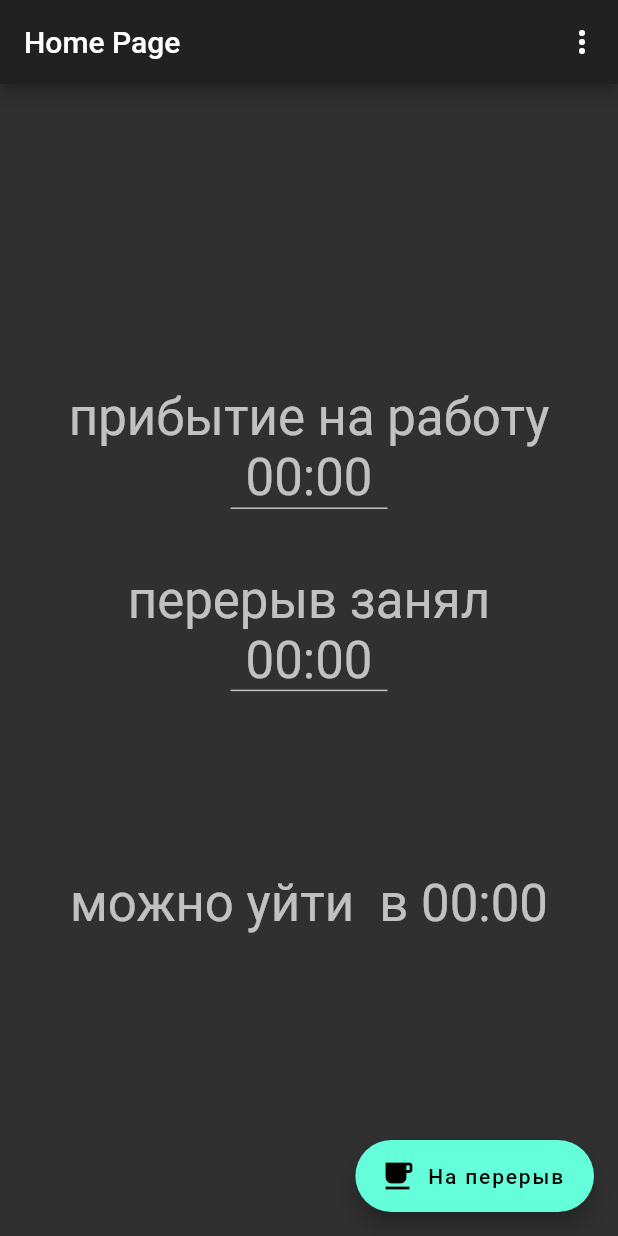
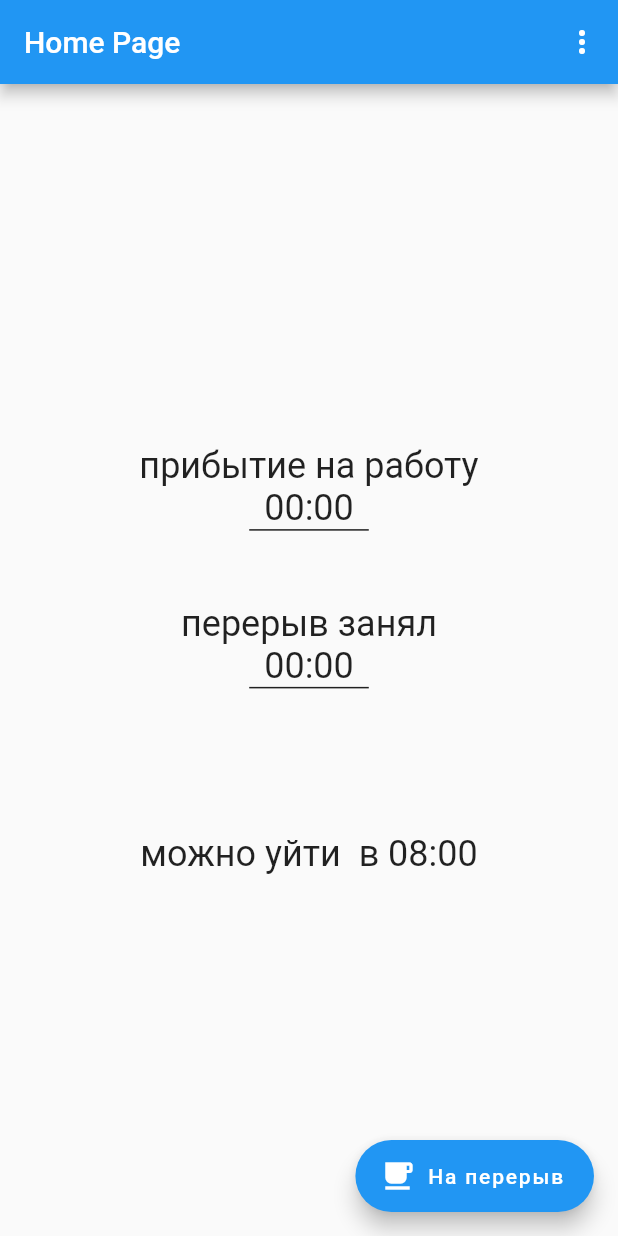
Before and after one commit to Mapkn3/when_home, a Flutter app: the screen it shows after launch, after a tap on "На перерыв", after a tap on "К работе", on a phone screen of 412 x 824 dp. Run offline on Flutter 3.47's test engine with Material 2 defaults, Android fonts, the phone set to English and light mode, and no system bars; our stand-ins replace get_it, shared_preferences.

Commit message:
Some improvements

```diff
--- /dev/null
+++ b/lib/date_time_interval.dart
@@ -0,0 +1,13 @@
+class DateTimeInterval {
+  DateTime begin;
+  DateTime end;
+
+  DateTimeInterval({this.begin, this.end});
+
+  DateTimeInterval.fromJson(Map<String, dynamic> json)
+      : begin = DateTime.tryParse(json['begin']),
+        end = DateTime.tryParse(json['end']);
+
+  Map<String, dynamic> toJson() =>
+      {'begin': begin.toString(), 'end': end.toString()};
+}
--- a/lib/main.dart
+++ b/lib/main.dart
@@ -24,7 +24,7 @@ class MyApp extends StatelessWidget {
       title: 'When home',
       theme: ThemeData.light(),
       darkTheme: ThemeData.dark(),
-      themeMode: ThemeMode.dark,
+      themeMode: ThemeMode.light,
       home: MyHomePage(title: 'Home Page'),
     );
   }
@@ -44,7 +44,7 @@ class _MyHomePageState extends State<MyHomePage> {
   bool isWork = true;
   SharedPreferences prefs = GetIt.I.get<SharedPreferences>();
 
-  void loadTimesheet() {
+  Timesheet loadTimesheet() {
     DateTime date = DateTime.now();
     DateTime defaultArrivalTime = DateTime(date.year, date.month, date.day);
     String timesheetJson = prefs.getString('timesheet') ??
@@ -54,41 +54,35 @@ class _MyHomePageState extends State<MyHomePage> {
         "lunchTimes": []
       }''';
     Map timesheetMap = jsonDecode(timesheetJson);
-    timesheet = Timesheet.fromJson(timesheetMap);
+    return Timesheet.fromJson(timesheetMap);
   }
 
   void saveTimesheet() {
     prefs.setString('timesheet', jsonEncode(timesheet));
   }
 
-  @override
-  Widget build(BuildContext context) {
-    TextStyle mainTextStyle = Theme.of(context).textTheme.display1;
-    TextStyle buttonTextStyle =
-        Theme.of(context).textTheme.button.copyWith(fontSize: 16);
-    loadTimesheet();
+  void validateTimesheet(Timesheet timesheet) {
+    var now = DateTime.now();
+    var departureTime =
+        timesheet.arrivalTime.add(timesheet.getTotalLunchTime());
+    if (now.difference(timesheet.arrivalTime).inDays > 0 &&
+        now.isAfter(departureTime)) {
+      timesheet.arrivalTime = now;
+      timesheet.lastLunchStartTime = null;
+      timesheet.lunchTimes = [];
+    }
+  }
 
-    DateTime departureDateTime =
-        timesheet.arrivalTime.add(timesheet.getTotalLunchTime());
-    int dayOverflow =
-        departureDateTime.difference(timesheet.arrivalTime).inDays;
-
-    return Scaffold(
-      appBar: AppBar(
-        title: Text(widget.title),
-        actions: <Widget>[
-          PopupMenuButton<String>(
+  Widget getPopupMenuButton() {
+    return PopupMenuButton<String>(
         onSelected: (String result) {
           switch (result) {
             case '_PopupMenuItem_SetWorkDayDuration':
               getTimeFromModalBottomSheet(context,
-                            initTime: TimeOfDay(
-                                hour: timesheet.workDuration.inHours,
-                                minute: timesheet.workDuration.inMinutes))
+                      initTime: toTimeOfDay(timesheet.workDuration))
                   .then((TimeOfDay time) {
                 setState(() {
-                        timesheet.workDuration =
-                            Duration(hours: time.hour, minutes: time.minute);
+                  timesheet.workDuration = toDuration(time);
                   saveTimesheet();
                 });
               });
@@ -99,18 +93,34 @@ class _MyHomePageState extends State<MyHomePage> {
               const PopupMenuItem(
                   value: '_PopupMenuItem_SetWorkDayDuration',
                   child: Text('Длительность рабочего дня'))
-                  ]),
+            ]);
+  }
+
+  @override
+  Widget build(BuildContext context) {
+    TextStyle mainTextStyle = Theme.of(context).textTheme.headline;
+    timesheet = loadTimesheet();
+    validateTimesheet(timesheet);
+    String currentState = isWork ? 'На перерыв' : 'К работе';
+
+    DateTime departureDateTime = timesheet.arrivalTime
+        .add(timesheet.workDuration)
+        .add(timesheet.getTotalLunchTime());
+    int dayOverflow =
+        departureDateTime.difference(timesheet.arrivalTime).inDays;
+
+    return Scaffold(
+      appBar: AppBar(
+        title: Text(widget.title),
+        actions: <Widget>[
+          getPopupMenuButton(),
         ],
       ),
       floatingActionButton: FloatingActionButton.extended(
-          label: Text(isWork ? 'На перерыв' : 'К работе'),
+          label: Text(currentState),
           icon: Icon(isWork ? Icons.free_breakfast : Icons.work),
-          onPressed: () async {
-            if (isWork) {
-              timesheet.startLunch();
-            } else {
-              timesheet.endLunch();
-            }
+          onPressed: () {
+            isWork ? timesheet.startLunch() : timesheet.endLunch();
             saveTimesheet();
             setState(() {
               isWork = !isWork;
@@ -129,8 +139,8 @@ class _MyHomePageState extends State<MyHomePage> {
               Container(
                 padding: EdgeInsets.symmetric(horizontal: 10.0),
                 decoration: BoxDecoration(
-                      border: Border(
-                          bottom: BorderSide(color: mainTextStyle.color))),
+                    border:
+                        Border(bottom: BorderSide(color: mainTextStyle.color))),
                 child: GestureDetector(
                   child: Text(
                     formatDateTime(context, timesheet.arrivalTime),
@@ -141,12 +151,8 @@ class _MyHomePageState extends State<MyHomePage> {
                                 TimeOfDay.fromDateTime(timesheet.arrivalTime))
                         .then((TimeOfDay time) => setState(() {
                               DateTime date = DateTime.now();
-                                DateTime arrivalTime = DateTime(
-                                    date.year,
-                                    date.month,
-                                    date.day,
-                                    time.hour,
-                                    time.minute);
+                              DateTime arrivalTime = DateTime(date.year,
+                                  date.month, date.day, time.hour, time.minute);
                               timesheet.arrivalTime = arrivalTime;
                               saveTimesheet();
                             }));
@@ -158,70 +164,33 @@ class _MyHomePageState extends State<MyHomePage> {
               Container(
                 padding: EdgeInsets.symmetric(horizontal: 10.0),
                 decoration: BoxDecoration(
-                      border: Border(
-                          bottom: BorderSide(color: mainTextStyle.color))),
+                    border:
+                        Border(bottom: BorderSide(color: mainTextStyle.color))),
                 child: GestureDetector(
                   child: Text(formatDuration(timesheet.getTotalLunchTime())),
-                    onTap: () {
-                      getTimeFromModalBottomSheet(context,
-                              initTime: TimeOfDay(hour: 0, minute: 0))
-                          .then((TimeOfDay time) {
-                        setState(() {
-                          timesheet.addLunch(
-                              Duration(hours: time.hour, minutes: time.minute));
-                          saveTimesheet();
-                        });
-                      });
-                    },
                   onLongPress: () async {
                     var startLunchTime = '00:00';
                     var endLunchTime = '00:00';
                     if (timesheet.lunchTimes.length > 0) {
-                        if (timesheet.lastLunchStartTime != null) {
-                          startLunchTime =
-                              timesheet.lunchTimes.last.item1.toString();
-                          endLunchTime =
-                              timesheet.lunchTimes.last.item2.toString();
+                      if (timesheet.lastLunchStartTime == null) {
+                        startLunchTime = formatDateTime(
+                            context, timesheet.lunchTimes.last.begin);
+                        endLunchTime = formatDateTime(
+                            context, timesheet.lunchTimes.last.end);
                       } else {
-                          startLunchTime =
-                              timesheet.lastLunchStartTime.toString();
+                        startLunchTime = formatDateTime(
+                            context, timesheet.lastLunchStartTime);
                         endLunchTime = '-';
                       }
                     }
-                      showModalBottomSheet<String>(
+                    showModalBottomSheet(
                         context: context,
                         builder: (BuildContext builder) {
                           return Column(
                             mainAxisSize: MainAxisSize.min,
                             children: <Widget>[
-                                Row(
-                                  children: <Widget>[
-                                    Expanded(
-                                        child: RaisedButton(
-                                            child: Text('На перерыв',
-                                                textAlign: TextAlign.center,
-                                                style: buttonTextStyle),
-                                            onPressed: () =>
-                                                setState(() {
-                                                  timesheet.startLunch();
-                                                  saveTimesheet();
-                                                }))),
-                                    Expanded(
-                                        child: RaisedButton(
-                                            child: Text('К работе',
-                                                textAlign: TextAlign.center,
-                                                style: buttonTextStyle),
-                                            onPressed: () =>
-                                                setState(() {
-                                                  timesheet.endLunch();
-                                                  saveTimesheet();
-                                                }))),
-                                  ],
-                                ),
-                                Text(
-                                    'Время убытия на перерыв: $startLunchTime'),
-                                Text(
-                                    'Время прибытия с перерыва: $endLunchTime'),
+                              Text('Время убытия на перерыв: $startLunchTime'),
+                              Text('Время прибытия с перерыва: $endLunchTime'),
                             ],
                           );
                         });
@@ -229,13 +198,13 @@ class _MyHomePageState extends State<MyHomePage> {
                 ),
               ),
               Spacer(flex: 2),
-                Text('text' * -1),
               Text(
                   'можно уйти ${dayOverflow > 0 ? '${'после' * (dayOverflow - 1)}завтра' : ''} в ${formatDateTime(context, departureDateTime)}'),
               Spacer(flex: 5),
             ],
           ),
-          )),
+        ),
+      ),
     );
   }
 }
--- a/lib/model.dart
+++ b/lib/model.dart
@@ -1,11 +1,9 @@
-import 'package:json_annotation/json_annotation.dart';
-import 'package:tuple/tuple.dart';
+import 'package:when_home/date_time_interval.dart';
 
-@JsonSerializable()
 class Timesheet {
   Duration workDuration;
   DateTime arrivalTime;
-  List<Tuple2<DateTime, DateTime>> lunchTimes;
+  List<DateTimeInterval> lunchTimes;
   DateTime lastLunchStartTime;
 
   Timesheet({this.workDuration, this.arrivalTime, this.lunchTimes});
@@ -13,15 +11,15 @@ class Timesheet {
   Duration getTotalLunchTime() {
     Duration lunchTime = Duration.zero;
     lunchTimes
-        .map((pair) => pair.item2.difference(pair.item1))
-        .forEach((time) => lunchTime += time);
+        ?.map((interval) => interval.end.difference(interval.begin))
+        ?.forEach((time) => lunchTime += time);
     return lunchTime;
   }
 
   void addLunch(Duration duration) {
     DateTime end = DateTime.now();
     DateTime begin = end.subtract(duration);
-    lunchTimes.add(Tuple2(begin, end));
+    lunchTimes.add(DateTimeInterval(begin: begin, end: end));
   }
 
   void startLunch() {
@@ -31,39 +29,24 @@ class Timesheet {
   void endLunch() {
     if (lastLunchStartTime != null) {
       DateTime now = DateTime.now();
-      lunchTimes.add(Tuple2(lastLunchStartTime, now));
+      lunchTimes.add(DateTimeInterval(begin: lastLunchStartTime, end: now));
       lastLunchStartTime = null;
     }
   }
 
-  factory Timesheet.fromJson(Map<String, dynamic> json) {
-    List<Tuple2<DateTime, DateTime>> lunches = [];
-    new List<String>.from(json['lunchTimes']).forEach((str) {
-      List<DateTime> times = str.split('~')
-          .map((s) => DateTime.tryParse(s))
-          .toList(growable: false);
-      lunches.add(new Tuple2<DateTime, DateTime>(times[0], times[1]));
-    });
-    Timesheet timesheet = Timesheet(
-        workDuration: Duration(milliseconds: json['workDuration']),
-        arrivalTime: DateTime.tryParse(json['arrivalTime']),
-        lunchTimes: lunches
-    );
-    if (json['lastLunchStartTime'] != null) {
-      timesheet.lastLunchStartTime =
-          DateTime.tryParse(json['lastLunchStartTime']);
-    }
-    return timesheet;
-  }
+  Timesheet.fromJson(Map<String, dynamic> json)
+      : workDuration = Duration(milliseconds: json['workDuration']),
+        arrivalTime = DateTime.tryParse(json['arrivalTime']),
+        lunchTimes = List.from(json['lunchTimes']
+            .map((intervalJson) => DateTimeInterval.fromJson(intervalJson))),
+        lastLunchStartTime =
+            DateTime.tryParse(json['lastLunchStartTime'] ?? '');
 
   Map<String, dynamic> toJson() {
-    List<String> lunchTimeList = lunchTimes
-        .map((tuple) => '${tuple.item1.toString()}~${tuple.item2.toString()}')
-        .toList();
     return {
       'workDuration': workDuration.inMilliseconds,
       'arrivalTime': arrivalTime.toString(),
-      'lunchTimes': lunchTimeList,
+      'lunchTimes': lunchTimes,
       'lastLunchStartTime': lastLunchStartTime?.toString()
     };
   }
--- a/lib/util.dart
+++ b/lib/util.dart
@@ -17,10 +17,16 @@ String formatDuration(Duration duration) {
   return '${days > 0 ? '${duration.inDays} д. ' : ''}$hours:$minutes';
 }
 
+Duration toDuration(TimeOfDay timeOfDay) =>
+    Duration(hours: timeOfDay.hour, minutes: timeOfDay.minute);
+
+TimeOfDay toTimeOfDay(Duration duration) =>
+    TimeOfDay(hour: duration.inHours % 24, minute: duration.inMinutes % 60);
+
 Future<TimeOfDay> getTimeFromModalBottomSheet(BuildContext context,
     {TimeOfDay initTime}) async {
   TimeOfDay time = initTime ?? TimeOfDay.now();
-  String result = await showCupertinoModalPopup(
+  String result = await showModalBottomSheet(
       context: context,
       builder: (BuildContext builder) {
         return Column(
@@ -28,11 +34,11 @@ Future<TimeOfDay> getTimeFromModalBottomSheet(BuildContext context,
           children: <Widget>[
             Row(
               children: <Widget>[
-                CupertinoButton(
+                CupertinoButton.filled(
                     child: Text('Cancel'),
                     onPressed: () => Navigator.pop(context, '_getTime_cancel')),
                 Spacer(),
-                CupertinoButton(
+                CupertinoButton.filled(
                   child: Text('OK'),
                   onPressed: () => Navigator.pop(context, '_getTime_ok'),
                 ),
--- a/pubspec.yaml
+++ b/pubspec.yaml
@@ -21,7 +21,6 @@ dependencies:
     sdk: flutter
   shared_preferences: ^0.5.6
   get_it: ^3.1.0
-  tuple: ^1.0.3
 
   # The following adds the Cupertino Icons font to your application.
   # Use with the CupertinoIcons class for iOS style icons.
@@ -30,8 +29,6 @@ dependencies:
 dev_dependencies:
   flutter_test:
     sdk: flutter
-  build_runner: ^1.7.3
-  json_serializable: ^3.2.5
 
 
 # For information on the generic Dart part of this file, see the
```
Also changed, not shown: pubspec.lock. Lines whose indentation alone changed are shown as unchanged.
